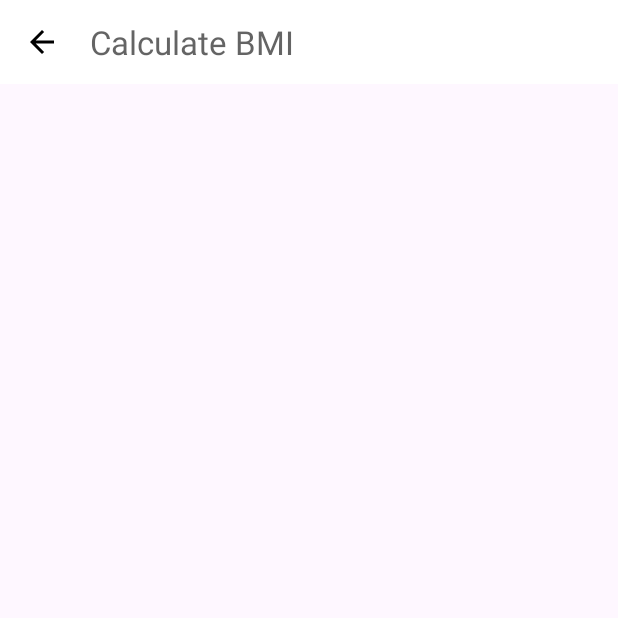
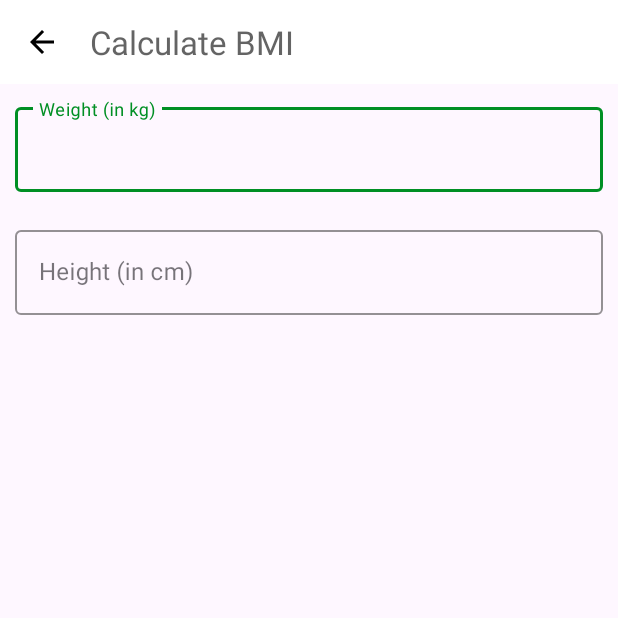
Before and after one commit to alibaghdadi/7MinutesWorkout, an Android app: the BmiCalculator screen opened directly, with no data from a screen before it, on a phone screen of 412 x 824 dp, the top half of it. Run offline under Robolectric (Android 15) with nearby library versions, the phone set to English and light mode, and no system bars.

Commit message:
add relative layout + edit texts

```diff
--- a/app/src/main/java/com/example/a7minutesworkout/BmiCalculator.kt
+++ b/app/src/main/java/com/example/a7minutesworkout/BmiCalculator.kt
@@ -26,4 +26,9 @@ class BmiCalculator : AppCompatActivity() {
         }
 
     }
+
+    override fun onBackPressed() {
+        val exitDialogFragment = ExitDialogFragment()
+        exitDialogFragment.show(supportFragmentManager, "MyDialog")
+    }
 }
--- a/app/src/main/res/layout/activity_bmi_calculator.xml
+++ b/app/src/main/res/layout/activity_bmi_calculator.xml
@@ -1,11 +1,10 @@
 <?xml version="1.0" encoding="utf-8"?>
-<androidx.constraintlayout.widget.ConstraintLayout xmlns:android="http://schemas.android.com/apk/res/android"
+<RelativeLayout xmlns:android="http://schemas.android.com/apk/res/android"
     xmlns:app="http://schemas.android.com/apk/res-auto"
     xmlns:tools="http://schemas.android.com/tools"
     android:layout_width="match_parent"
     android:layout_height="match_parent"
     tools:context=".BmiCalculator">
-
 
     <androidx.appcompat.widget.Toolbar
         android:id="@+id/toolbarBMICalculator"
@@ -13,9 +12,46 @@
         android:layout_height="?android:attr/actionBarSize"
         android:background="@color/white"
         android:theme="@style/ToolbarTheme"
-        app:layout_constraintEnd_toEndOf="parent"
-        app:layout_constraintStart_toStartOf="parent"
-        app:layout_constraintTop_toTopOf="parent"
         app:titleTextColor="@color/colorPrimary" />
 
-</androidx.constraintlayout.widget.ConstraintLayout>
+    <com.google.android.material.textfield.TextInputLayout
+        android:id="@+id/tilMetricUnitWeight"
+        style="@style/Widget.MaterialComponents.TextInputLayout.OutlinedBox"
+        android:layout_width="match_parent"
+        android:layout_height="wrap_content"
+        android:layout_below="@id/toolbarBMICalculator"
+        android:layout_margin="10dp"
+        app:boxStrokeColor="@color/colorAccent"
+        app:hintTextColor="@color/colorAccent">
+
+        <androidx.appcompat.widget.AppCompatEditText
+            android:id="@+id/edMetricUnitWeight"
+            android:layout_width="match_parent"
+            android:layout_height="wrap_content"
+            android:hint="@string/editText_weight_hint"
+            android:inputType="numberDecimal"
+            android:textSize="16sp" />
+
+    </com.google.android.material.textfield.TextInputLayout>
+
+    <com.google.android.material.textfield.TextInputLayout
+        android:id="@+id/tilMetricUnitHeight"
+        style="@style/Widget.MaterialComponents.TextInputLayout.OutlinedBox"
+        android:layout_width="match_parent"
+        android:layout_height="wrap_content"
+        android:layout_below="@id/tilMetricUnitWeight"
+        android:layout_margin="10dp"
+        app:boxStrokeColor="@color/colorAccent"
+        app:hintTextColor="@color/colorAccent">
+
+        <androidx.appcompat.widget.AppCompatEditText
+            android:id="@+id/edMetricUnitHeight"
+            android:layout_width="match_parent"
+            android:layout_height="wrap_content"
+            android:hint="@string/editText_height_hint"
+            android:inputType="numberDecimal"
+            android:textSize="16sp" />
+
+    </com.google.android.material.textfield.TextInputLayout>
+
+</RelativeLayout>
--- a/app/src/main/res/values/strings.xml
+++ b/app/src/main/res/values/strings.xml
@@ -10,4 +10,6 @@
     <string name="image">image</string>
     <string name="calculator">Calculator</string>
     <string name="bmi">BMI</string>
+    <string name="editText_weight_hint">Weight (in kg)</string>
+    <string name="editText_height_hint">Height (in cm)</string>
 </resources>
```
